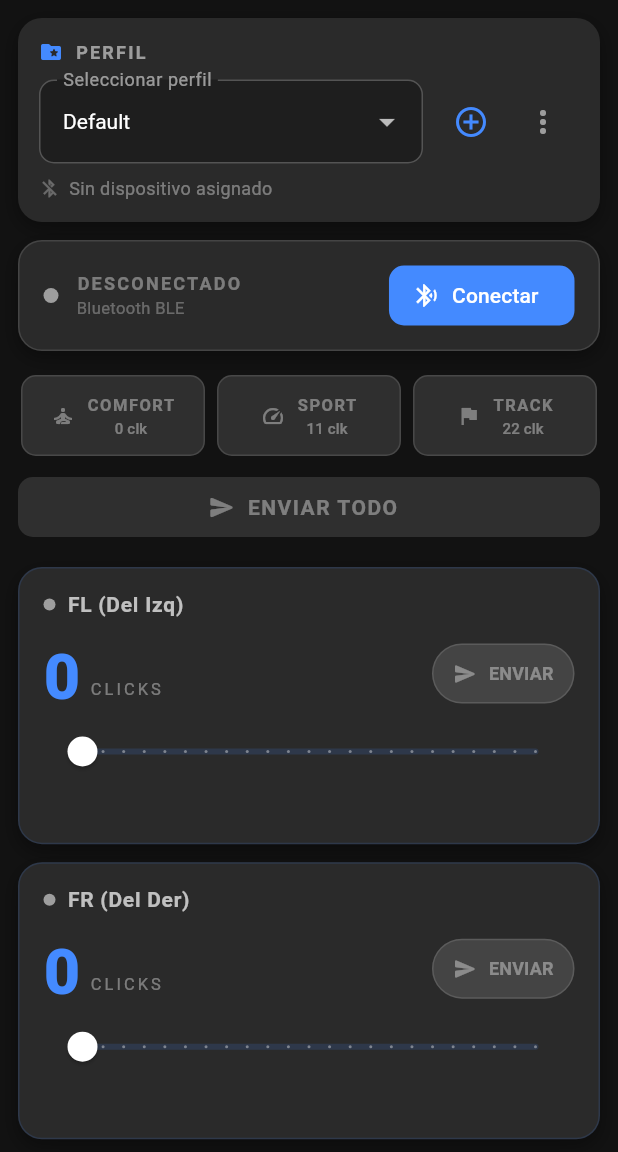
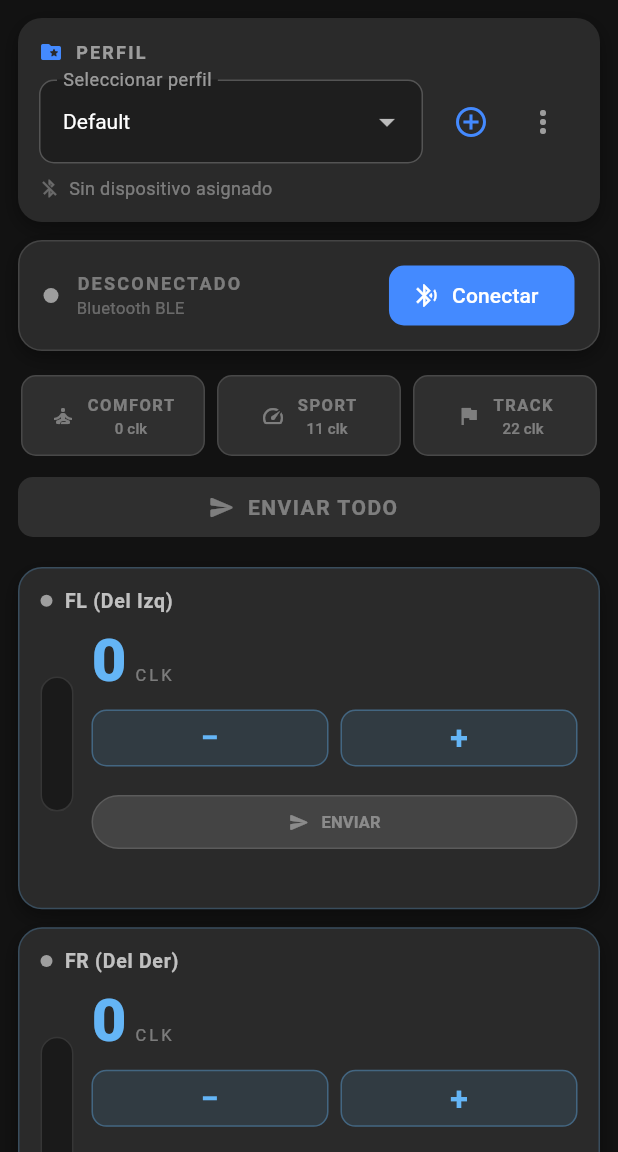
Before and after one commit to joselmin-lab/suspension_ble, a Flutter app: the screen it shows after launch, on a phone screen of 412 x 824 dp, the part 84-1236 px from its top. Run offline on Flutter 3.47's test engine with Material 3 defaults, Android fonts, the phone set to English and light mode, and no system bars; our stand-ins replace flutter_blue_plus, permission_handler, shared_preferences; accounts and stored records are empty.

Commit message:
refactor(ModernCornerCard): replace slider with +/- buttons and animated level indicator
- Remove Slider widget
- Add _LevelIndicator: vertical tube that fills from 0→22 with animated color (blue→red)
- Add _AdjustButton: large tactile +/− buttons with HapticFeedback.selectionClick()
- Accent color transitions with level via TweenAnimationBuilder (blue comfort → red track)
- Update childAspectRatio in GridView to fit taller cards (2.2 / 1.7)

Agent-Logs-Url: https://github.com/joselmin-lab/suspension_ble/sessions/a1353b38-903f-4f89-9f5f-7410cafe8421

Co-authored-by: joselmin-lab <247488681+joselmin-lab@users.noreply.github.com>

```diff
--- a/lib/main.dart
+++ b/lib/main.dart
@@ -987,7 +987,7 @@ class _SuspensionPageState extends State<SuspensionPage> {
             crossAxisCount: MediaQuery.of(context).size.width > 760 ? 2 : 1,
             shrinkWrap: true,
             physics: const NeverScrollableScrollPhysics(),
-            childAspectRatio: MediaQuery.of(context).size.width > 760 ? 2.9 : 2.1,
+            childAspectRatio: MediaQuery.of(context).size.width > 760 ? 2.2 : 1.7,
             mainAxisSpacing: 12,
             crossAxisSpacing: 12,
             children: [
--- a/lib/widgets/modern_corner_card.dart
+++ b/lib/widgets/modern_corner_card.dart
@@ -1,9 +1,76 @@
 import 'package:flutter/material.dart';
 import 'package:flutter/services.dart';
 
+const int _kMaxClicks = 22;
+
+/// Returns the accent color for the current [clicks] level.
+///
+/// Transitions from light-blue (comfort, 0 clicks) to red (track, 22 clicks).
+Color _levelColor(int clicks) {
+  final t = (clicks / _kMaxClicks).clamp(0.0, 1.0);
+  return Color.lerp(const Color(0xFF64B5F6), const Color(0xFFFF5252), t)!;
+}
+
+/// Animated vertical "shock-absorber tube" that fills proportionally to level.
+class _LevelIndicator extends StatelessWidget {
+  const _LevelIndicator({required this.fraction, required this.color});
+
+  final double fraction;
+  final Color color;
+
+  @override
+  Widget build(BuildContext context) {
+    return TweenAnimationBuilder<double>(
+      tween: Tween<double>(end: fraction),
+      duration: const Duration(milliseconds: 350),
+      curve: Curves.easeInOut,
+      builder: (context, value, _) {
+        return Container(
+          width: 22,
+          height: 90,
+          decoration: BoxDecoration(
+            color: Colors.black38,
+            borderRadius: BorderRadius.circular(11),
+            border: Border.all(color: Colors.white12, width: 1),
+          ),
+          clipBehavior: Clip.antiAlias,
+          child: Align(
+            alignment: Alignment.bottomCenter,
+            child: FractionallySizedBox(
+              heightFactor: value,
+              child: TweenAnimationBuilder<Color?>(
+                tween: ColorTween(end: color),
+                duration: const Duration(milliseconds: 350),
+                curve: Curves.easeInOut,
+                builder: (context, animColor, _) {
+                  final c = animColor ?? color;
+                  return Container(
+                    decoration: BoxDecoration(
+                      gradient: LinearGradient(
+                        begin: Alignment.bottomCenter,
+                        end: Alignment.topCenter,
+                        colors: [
+                          c,
+                          c.withValues(alpha: 0.55),
+                        ],
+                      ),
+                    ),
+                  );
+                },
+              ),
+            ),
+          ),
+        );
+      },
+    );
+  }
+}
+
 /// A sleek, modern card widget for controlling a single suspension corner.
 ///
-/// Features animated click counter, custom slider theme, and haptic feedback.
+/// Features an animated level indicator, `+` / `-` buttons, an animated click
+/// counter, and an ENVIAR send button. Haptic feedback is triggered on each
+/// button press.
 class ModernCornerCard extends StatelessWidget {
   const ModernCornerCard({
     super.key,
@@ -22,8 +89,25 @@ class ModernCornerCard extends StatelessWidget {
   final VoidCallback? onSend;
   final VoidCallback? onChangeEnd;
 
+  void _increment() {
+    if (clicks >= _kMaxClicks) return;
+    HapticFeedback.selectionClick();
+    onChanged(clicks + 1);
+    onChangeEnd?.call();
+  }
+
+  void _decrement() {
+    if (clicks <= 0) return;
+    HapticFeedback.selectionClick();
+    onChanged(clicks - 1);
+    onChangeEnd?.call();
+  }
+
   @override
   Widget build(BuildContext context) {
+    final accent = _levelColor(clicks);
+    final fillFraction = clicks / _kMaxClicks;
+
     return Container(
       decoration: BoxDecoration(
         color: const Color(0xFF2A2A2A),
@@ -36,15 +120,16 @@ class ModernCornerCard extends StatelessWidget {
           ),
         ],
         border: Border.all(
-          color: Colors.blueAccent.withValues(alpha: 0.15),
+          color: accent.withValues(alpha: 0.25),
           width: 1,
         ),
       ),
-      padding: const EdgeInsets.symmetric(horizontal: 16, vertical: 14),
+      padding: const EdgeInsets.symmetric(horizontal: 14, vertical: 12),
       child: Column(
         crossAxisAlignment: CrossAxisAlignment.start,
+        mainAxisSize: MainAxisSize.min,
         children: [
-          // Label row
+          // ── Label row ──────────────────────────────────────────────────
           Row(
             children: [
               Container(
@@ -61,15 +146,30 @@ class ModernCornerCard extends StatelessWidget {
                 style: const TextStyle(
                   color: Colors.white70,
                   fontWeight: FontWeight.w600,
+                  fontSize: 13,
                   letterSpacing: 0.5,
                 ),
               ),
             ],
           ),
-          const SizedBox(height: 12),
-          // Animated click value + send button
+          const SizedBox(height: 10),
+          // ── Main content row ────────────────────────────────────────────
           Row(
-            crossAxisAlignment: CrossAxisAlignment.end,
+            crossAxisAlignment: CrossAxisAlignment.center,
+            children: [
+              // Level indicator tube
+              _LevelIndicator(fraction: fillFraction, color: accent),
+              const SizedBox(width: 12),
+              // Controls column
+              Expanded(
+                child: Column(
+                  crossAxisAlignment: CrossAxisAlignment.stretch,
+                  mainAxisSize: MainAxisSize.min,
+                  children: [
+                    // Animated click value
+                    Row(
+                      crossAxisAlignment: CrossAxisAlignment.baseline,
+                      textBaseline: TextBaseline.alphabetic,
                       children: [
                         AnimatedSwitcher(
                           duration: const Duration(milliseconds: 180),
@@ -80,42 +180,64 @@ class ModernCornerCard extends StatelessWidget {
                           child: Text(
                             '$clicks',
                             key: ValueKey(clicks),
-                  style: const TextStyle(
-                    fontSize: 42,
+                            style: TextStyle(
+                              fontSize: 40,
                               fontWeight: FontWeight.w900,
-                    color: Colors.blueAccent,
+                              color: accent,
                               height: 1.0,
                             ),
                           ),
                         ),
-              const SizedBox(width: 6),
-              const Padding(
-                padding: EdgeInsets.only(bottom: 6),
-                child: Text(
-                  'CLICKS',
+                        const SizedBox(width: 5),
+                        const Text(
+                          'CLK',
                           style: TextStyle(
                             fontSize: 11,
                             letterSpacing: 2,
                             color: Colors.white38,
                           ),
                         ),
+                      ],
                     ),
-              const Spacer(),
+                    const SizedBox(height: 8),
+                    // + / – buttons
+                    Row(
+                      children: [
+                        Expanded(
+                          child: _AdjustButton(
+                            label: '−',
+                            onPressed: _decrement,
+                            color: accent,
+                          ),
+                        ),
+                        const SizedBox(width: 8),
+                        Expanded(
+                          child: _AdjustButton(
+                            label: '+',
+                            onPressed: _increment,
+                            color: accent,
+                          ),
+                        ),
+                      ],
+                    ),
+                    const SizedBox(height: 8),
+                    // ENVIAR button
                     ElevatedButton.icon(
                       style: ElevatedButton.styleFrom(
                         backgroundColor: isConnected
-                      ? Colors.blueAccent.withValues(alpha: 0.15)
+                            ? accent.withValues(alpha: 0.15)
                             : Colors.transparent,
                         foregroundColor:
-                      isConnected ? Colors.blueAccent : Colors.white30,
+                            isConnected ? accent : Colors.white30,
                         elevation: 0,
                         side: BorderSide(
                           color: isConnected
-                        ? Colors.blueAccent.withValues(alpha: 0.5)
+                              ? accent.withValues(alpha: 0.5)
                               : Colors.white12,
                         ),
-                  padding:
-                      const EdgeInsets.symmetric(horizontal: 14, vertical: 10),
+                        padding: const EdgeInsets.symmetric(
+                            horizontal: 10, vertical: 9),
+                        minimumSize: const Size(0, 36),
                       ),
                       onPressed: isConnected
                           ? () {
@@ -123,41 +245,53 @@ class ModernCornerCard extends StatelessWidget {
                               onSend?.call();
                             }
                           : null,
-                icon: const Icon(Icons.send_rounded, size: 16),
+                      icon: const Icon(Icons.send_rounded, size: 14),
                       label: const Text(
                         'ENVIAR',
-                  style: TextStyle(fontWeight: FontWeight.w700, fontSize: 12),
+                        style: TextStyle(
+                            fontWeight: FontWeight.w700, fontSize: 11),
                       ),
                     ),
                   ],
                 ),
-          const SizedBox(height: 4),
-          // Slider
-          SliderTheme(
-            data: SliderTheme.of(context).copyWith(
-              activeTrackColor: Colors.blueAccent,
-              inactiveTrackColor: Colors.blueAccent.withValues(alpha: 0.15),
-              thumbColor: Colors.white,
-              overlayColor: Colors.blueAccent.withValues(alpha: 0.15),
-              valueIndicatorColor: Colors.blueAccent,
-              valueIndicatorTextStyle: const TextStyle(color: Colors.white),
-              trackHeight: 4,
               ),
-            child: Slider(
-              value: clicks.toDouble(),
-              min: 0,
-              max: 22,
-              divisions: 22,
-              label: '$clicks',
-              onChanged: (d) {
-                HapticFeedback.selectionClick();
-                onChanged(d.toInt());
-              },
-              onChangeEnd: (_) => onChangeEnd?.call(),
-            ),
+            ],
           ),
         ],
       ),
     );
   }
 }
+
+/// A large, tactile `+` or `−` adjustment button.
+class _AdjustButton extends StatelessWidget {
+  const _AdjustButton({
+    required this.label,
+    required this.onPressed,
+    required this.color,
+  });
+
+  final String label;
+  final VoidCallback onPressed;
+  final Color color;
+
+  @override
+  Widget build(BuildContext context) {
+    return ElevatedButton(
+      style: ElevatedButton.styleFrom(
+        backgroundColor: color.withValues(alpha: 0.12),
+        foregroundColor: color,
+        elevation: 0,
+        side: BorderSide(color: color.withValues(alpha: 0.35)),
+        padding: EdgeInsets.zero,
+        minimumSize: const Size(0, 38),
+        shape: RoundedRectangleBorder(borderRadius: BorderRadius.circular(10)),
+      ),
+      onPressed: onPressed,
+      child: Text(
+        label,
+        style: const TextStyle(fontSize: 22, fontWeight: FontWeight.w700),
+      ),
+    );
+  }
+}
```
Lines whose indentation alone changed are shown as unchanged.
